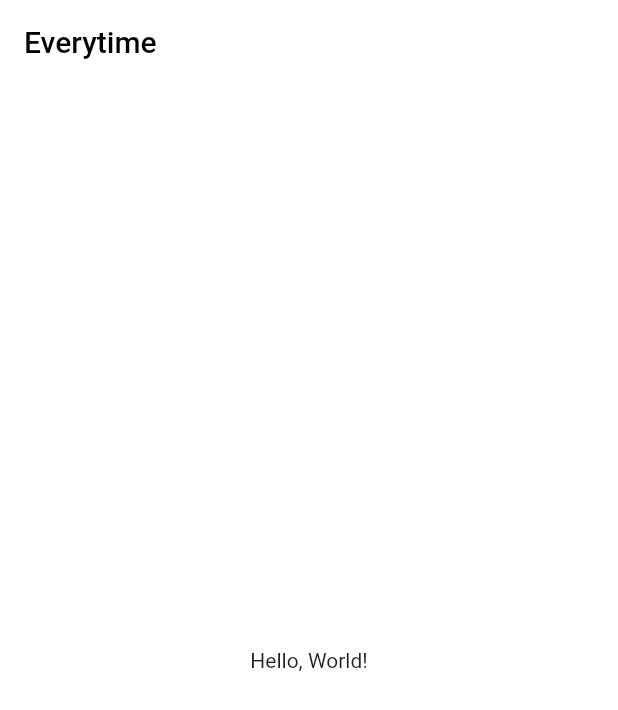
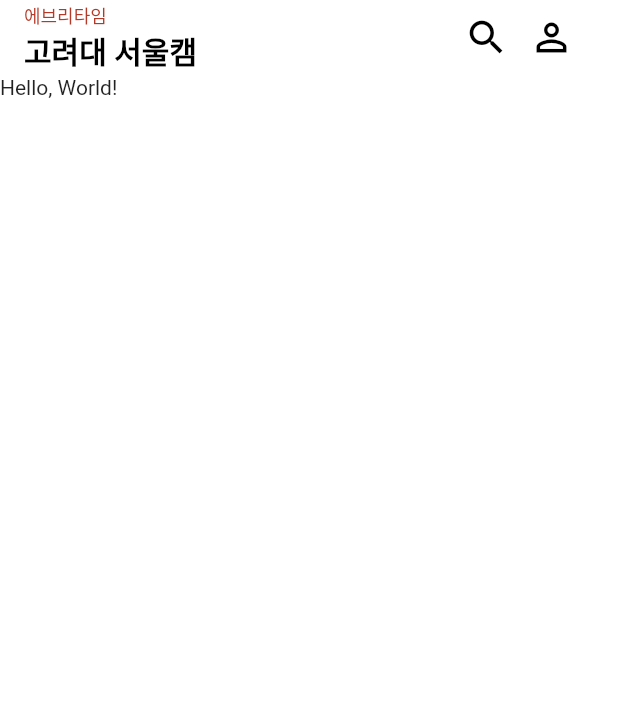
Before and after one commit to mobius29/everytime-clonecoding-flutter, a Flutter app: the screen it shows after launch, on a phone screen of 412 x 824 dp. Shown: the top 710 px of the screen. Run offline on Flutter 3.47's test engine with Material 2 defaults, Android fonts, the phone set to English and light mode, and no system bars.

Commit message:
feat: make AppBar in Home

```diff
--- a/lib/app.dart
+++ b/lib/app.dart
@@ -7,11 +7,6 @@ class App extends StatelessWidget {
 
   @override
   Widget build(BuildContext context) {
-    return MaterialApp(
-        theme: Themes.lightThemeData,
-        home: Scaffold(
-          appBar: AppBar(title: const Text("Everytime")),
-          body: const HomeScreen(),
-        ));
+    return MaterialApp(theme: Themes.lightThemeData, home: const HomeScreen());
   }
 }
--- a/lib/screens/home_screen.dart
+++ b/lib/screens/home_screen.dart
@@ -1,3 +1,4 @@
+import 'package:everytime_flutter/widgets/home/appbar.dart';
 import 'package:flutter/material.dart';
 
 class HomeScreen extends StatelessWidget {
@@ -5,6 +6,6 @@ class HomeScreen extends StatelessWidget {
 
   @override
   Widget build(BuildContext context) {
-    return const Center(child: Text("Hello, World!"));
+    return const Scaffold(appBar: HomeAppBar(), body: Text("Hello, World!"));
   }
 }
--- /dev/null
+++ b/lib/widgets/home/appbar.dart
@@ -0,0 +1,49 @@
+import 'package:everytime_flutter/themes/color.dart';
+import 'package:flutter/material.dart';
+
+class HomeAppBar extends StatelessWidget implements PreferredSizeWidget {
+  const HomeAppBar({Key? key}) : super(key: key);
+
+  @override
+  Widget build(BuildContext context) {
+    return AppBar(
+      title: const Row(
+        children: [
+          Expanded(
+            child: Column(
+              crossAxisAlignment: CrossAxisAlignment.start,
+              mainAxisAlignment: MainAxisAlignment.center,
+              children: [
+                Text(
+                  "에브리타임",
+                  style: TextStyle(color: CustomColors.red, fontSize: 12),
+                ),
+                Text(
+                  "고려대 서울캠",
+                  style: TextStyle(
+                    color: CustomColors.black,
+                    fontSize: 20,
+                    fontWeight: FontWeight.bold,
+                  ),
+                ),
+              ],
+            ),
+          ),
+          SizedBox(
+            width: 100,
+            child: Row(
+              mainAxisAlignment: MainAxisAlignment.spaceEvenly,
+              children: [
+                Icon(Icons.search, color: CustomColors.black, size: 30),
+                Icon(Icons.person_outline, color: CustomColors.black, size: 30)
+              ],
+            ),
+          ),
+        ],
+      ),
+    );
+  }
+
+  @override
+  Size get preferredSize => const Size.fromHeight(50);
+}
```
